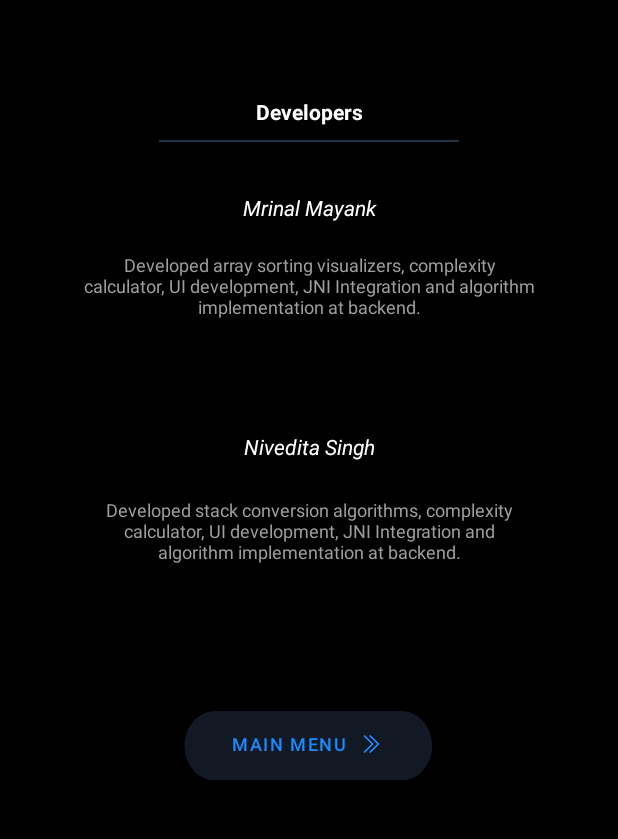
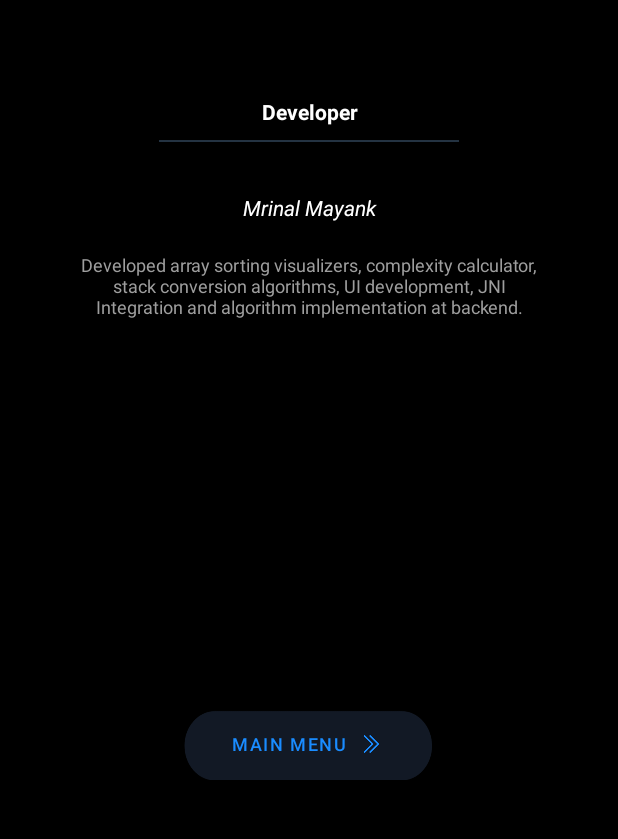
Before and after one commit to mrinalmayank7/logicbox, an Android app: the MainActivity9 screen opened directly, with no data from a screen before it, on a phone screen of 412 x 824 dp, the part 387-1226 px from its top. Run offline under Robolectric (Android 15) with nearby library versions, the phone set to English and light mode, and no system bars.

Commit message:
updated layout

```diff
--- a/Logicbox/app/src/main/res/layout/activity_main.xml
+++ b/Logicbox/app/src/main/res/layout/activity_main.xml
@@ -29,7 +29,7 @@
         android:layout_width="322dp"
         android:layout_height="33dp"
         android:gravity="center"
-        android:text="By M and  N"
+        android:text="By Mrinal"
         android:textColor="#8c8c8c"
         android:textSize="13dp"
         app:layout_constraintBottom_toBottomOf="parent"
--- a/Logicbox/app/src/main/res/layout/activity_main9.xml
+++ b/Logicbox/app/src/main/res/layout/activity_main9.xml
@@ -45,7 +45,7 @@
         android:layout_width="261dp"
         android:layout_height="35dp"
         android:gravity="center"
-        android:text="Developers"
+        android:text="Developer"
         android:textColor="@color/white"
         android:textSize="14dp"
 
@@ -125,26 +125,11 @@
         app:layout_constraintVertical_bias="0.48" />
 
     <TextView
-        android:id="@+id/textView27"
-        android:layout_width="139dp"
-        android:layout_height="26dp"
-        android:gravity="center"
-        android:text="Nivedita Singh"
-        android:textColor="@color/white"
-        android:textSize="14dp"
-        android:textStyle="italic"
-        app:layout_constraintBottom_toBottomOf="parent"
-        app:layout_constraintEnd_toEndOf="parent"
-        app:layout_constraintStart_toStartOf="parent"
-        app:layout_constraintTop_toTopOf="parent"
-        app:layout_constraintVertical_bias="0.68" />
-
-    <TextView
         android:id="@+id/textView26"
         android:layout_width="305dp"
         android:layout_height="66dp"
         android:gravity="center"
-        android:text="Developed array sorting visualizers, complexity calculator, UI development, JNI Integration and algorithm implementation at backend."
+        android:text="Developed array sorting visualizers, complexity calculator, stack conversion algorithms, UI development, JNI Integration and algorithm implementation at backend."
         android:textColor="#9E9E9E"
         android:textSize="12dp"
         app:layout_constraintBottom_toBottomOf="parent"
@@ -154,18 +139,4 @@
         app:layout_constraintTop_toTopOf="parent"
         app:layout_constraintVertical_bias="0.548" />
 
-    <TextView
-        android:id="@+id/textView28"
-        android:layout_width="294dp"
-        android:layout_height="72dp"
-        android:gravity="center"
-        android:text="Developed stack conversion algorithms, complexity calculator, UI development, JNI Integration and algorithm implementation at backend."
-        android:textColor="#9E9E9E"
-        android:textSize="12dp"
-        app:layout_constraintBottom_toBottomOf="parent"
-        app:layout_constraintEnd_toEndOf="parent"
-        app:layout_constraintStart_toStartOf="parent"
-        app:layout_constraintTop_toTopOf="parent"
-        app:layout_constraintVertical_bias="0.766" />
-
 </androidx.constraintlayout.widget.ConstraintLayout>
```
